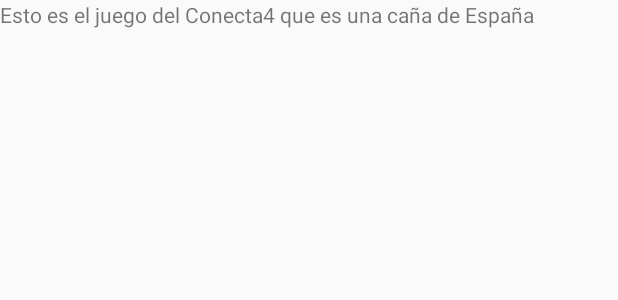
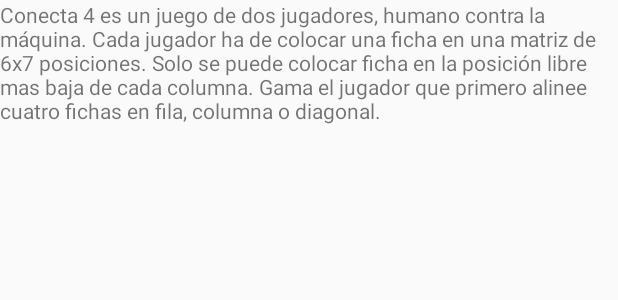
Before and after one commit to norishen/conecta4, an Android app: the layout about.xml on its own in the app's theme, with its tools: preview values and no code run, on a phone screen of 412 x 824 dp. Shown: the top 300 px of the screen. Run offline under Robolectric (Android 15) with nearby library versions, the phone set to English and light mode, and no system bars.

Commit message:
Semana5 - 7

```diff
--- a/app/src/main/java/org/wicbo5oel/conecta4/About.java
+++ b/app/src/main/java/org/wicbo5oel/conecta4/About.java
@@ -4,7 +4,7 @@ import android.app.Activity;
 import android.os.Bundle;
 
 /**
- * Created by jcc314 on 9/11/15.
+ * Creado por jcc314 on 9/11/15.
  */
 
 public class About extends Activity {
--- a/app/src/main/java/org/wicbo5oel/conecta4/DialogPlayAgain.java
+++ b/app/src/main/java/org/wicbo5oel/conecta4/DialogPlayAgain.java
@@ -7,7 +7,7 @@ import android.content.DialogInterface;
 import android.os.Bundle;
 
 /**
- * Created by jcc314 on 9/11/15.
+ * Creado por jcc314 on 9/11/15.
  */
 public class DialogPlayAgain extends DialogFragment {
     String title;
--- a/app/src/main/java/org/wicbo5oel/conecta4/MainActivity.java
+++ b/app/src/main/java/org/wicbo5oel/conecta4/MainActivity.java
@@ -48,6 +48,7 @@ public class MainActivity extends Activity implements OnClickListener {
                     button.setOnClickListener(this);
                 }
 
+        STATUS = 0;
     }
 
     // Nuevo Juego
--- a/app/src/main/res/values/strings.xml
+++ b/app/src/main/res/values/strings.xml
@@ -5,7 +5,13 @@
     <string name="invalidPos">Posición no valida</string>
 
     <string name="menuAbout">Acerca de</string>
-    <string name="about">Esto es el juego del Conecta4 que es una caña de España</string>
+    <string name="about">Conecta 4 es un juego de dos jugadores, humano
+                        contra la máquina. Cada jugador ha de colocar
+                        una ficha en una matriz de 6x7 posiciones.
+                        Solo se puede colocar ficha en la posición libre
+                        mas baja de cada columna. Gama el jugador que
+                        primero alinee cuatro fichas en fila, columna o
+                        diagonal.</string>
 
     <string name="menuPreferences">Ajustes</string>
 
```
Also changed, not shown: app/src/main/AndroidManifest.xml (+9 -0 lines), app/src/main/java/org/wicbo5oel/conecta4/Game.java (+2 -6 lines).
